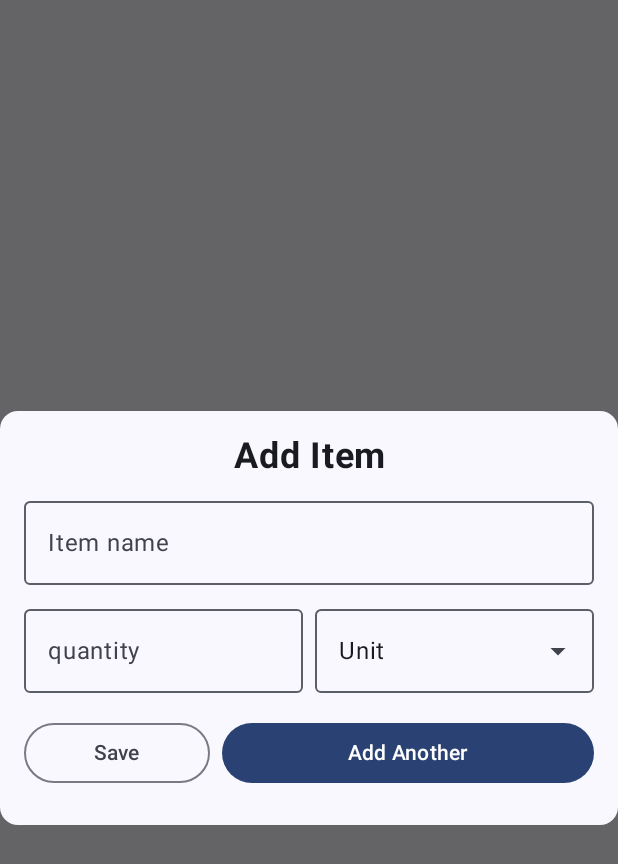
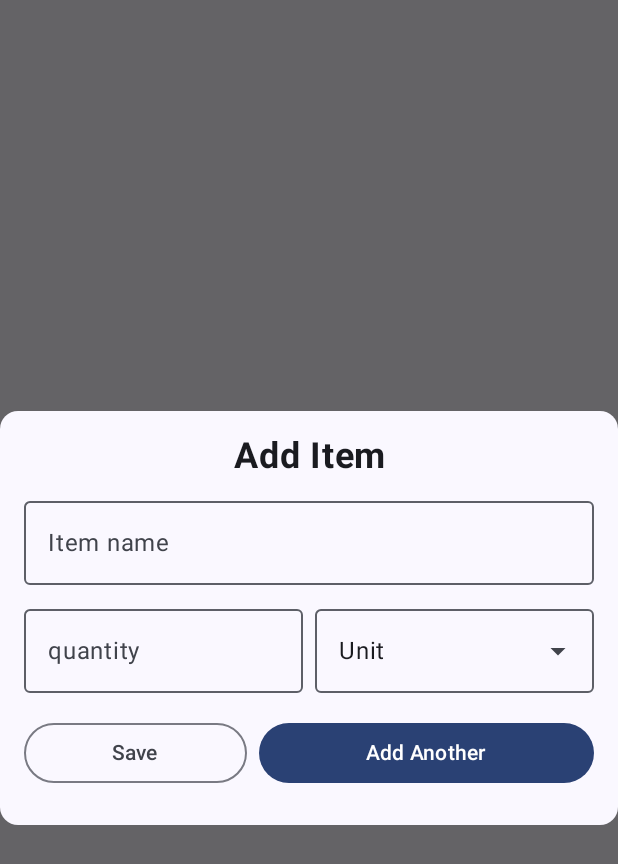
Before and after one commit to janssenbatista/shopping-list-android-app, an Android app built with Jetpack Compose: the composable ItemFormDialog called with empty values, after a tap on "Save", on a phone screen of 412 x 824 dp. Shown: the top 864 px of the screen. Run offline under Robolectric (Android 15) with nearby library versions, the phone set to English and light mode, and no system bars; our stand-ins replace Voyager.

```diff
--- a/app/src/main/java/dev/janssenbatista/shoppinglist/ui/components/ItemFormDialog.kt
+++ b/app/src/main/java/dev/janssenbatista/shoppinglist/ui/components/ItemFormDialog.kt
@@ -25,7 +25,6 @@ import androidx.compose.runtime.getValue
 import androidx.compose.runtime.mutableStateOf
 import androidx.compose.runtime.remember
 import androidx.compose.runtime.setValue
-import androidx.compose.ui.Alignment
 import androidx.compose.ui.Modifier
 import androidx.compose.ui.focus.FocusRequester
 import androidx.compose.ui.focus.focusRequester
@@ -77,7 +76,7 @@ fun ItemFormDialog(
     val unitAbbreviations = stringArrayResource(id = R.array.unit_abbreviations)
 
     fun validateInputs(): Boolean {
-        if (itemState.name.isBlank()) {
+        if (itemState.name.trim().isBlank()) {
             inputErrorMessage = context.getString(R.string.item_name_cannot_be_blank)
             return false
         }
@@ -101,7 +100,9 @@ fun ItemFormDialog(
                     .padding(16.dp), verticalArrangement = Arrangement.spacedBy(8.dp)
             ) {
                 Text(
-                    text = stringResource(R.string.add_item),
+                    text = if (isUpdating) stringResource(R.string.update_item) else stringResource(
+                        R.string.add_item
+                    ),
                     fontSize = 24.sp,
                     fontWeight = FontWeight.Bold,
                     modifier = Modifier.fillMaxWidth(),
@@ -119,7 +120,7 @@ fun ItemFormDialog(
                         .fillMaxWidth()
                         .focusRequester(itemFocusRequester),
                     keyboardOptions = KeyboardOptions(
-                        capitalization = KeyboardCapitalization.Words,
+                        capitalization = KeyboardCapitalization.Sentences,
                         imeAction = ImeAction.Next
                     ),
                     keyboardActions = KeyboardActions(
@@ -141,11 +142,13 @@ fun ItemFormDialog(
                             .weight(1f)
                             .focusRequester(quantityFocusRequester)
                     )
-                    ExposedDropdownMenuBox(expanded = expanded, onExpandedChange = {
-                        expanded = it
-                    }, modifier = Modifier
-                        .weight(1f)
-                        .padding(top = 8.dp)) {
+                    ExposedDropdownMenuBox(
+                        expanded = expanded, onExpandedChange = {
+                            expanded = it
+                        }, modifier = Modifier
+                            .weight(1f)
+                            .padding(top = 8.dp)
+                    ) {
                         OutlinedTextField(
                             value = itemState.unit.ifBlank { unitAbbreviations[0] },
                             onValueChange = {
@@ -185,7 +188,7 @@ fun ItemFormDialog(
                                 shoppingListId = shoppingListId,
                                 name = itemState.name,
                                 quantity = itemState.quantity.toDouble(),
-                                unit = itemState.unit,
+                                unit = itemState.unit.trim().ifBlank { unitAbbreviations[0] },
                                 isInTheCart = itemState.isInTheCart,
                                 updatedAt = Date().time
                             )
@@ -197,8 +200,8 @@ fun ItemFormDialog(
                         } else {
                             Toast.makeText(context, inputErrorMessage, Toast.LENGTH_SHORT).show()
                         }
-                    }, Modifier.weight(1f)) {
-                        Text(text = stringResource(id = R.string.save))
+                    }, Modifier.weight(2f)) {
+                        Text(text = stringResource(id = R.string.save), maxLines = 1)
                     }
                     if (!isUpdating) {
                         Button(onClick = {
@@ -207,7 +210,7 @@ fun ItemFormDialog(
                                     shoppingListId = shoppingListId,
                                     name = itemState.name,
                                     quantity = itemState.quantity.toDouble(),
-                                    unit = itemState.unit,
+                                    unit = itemState.unit.trim().ifBlank { unitAbbreviations[0] },
                                     isInTheCart = itemState.isInTheCart,
                                     updatedAt = Date().time
                                 )
@@ -220,7 +223,7 @@ fun ItemFormDialog(
                                 Toast.makeText(context, inputErrorMessage, Toast.LENGTH_SHORT)
                                     .show()
                             }
-                        }, Modifier.weight(2f)) {
+                        }, Modifier.weight(3f)) {
                             Text(text = stringResource(R.string.add_another))
                         }
                     }
--- a/app/src/main/res/values/strings.xml
+++ b/app/src/main/res/values/strings.xml
@@ -46,6 +46,7 @@
     <string name="item_name_cannot_be_blank">Item name cannot be blank</string>
     <string name="invalid_quantity">invalid quantity</string>
     <string name="add_item">Add Item</string>
+    <string name="update_item">Update Item</string>
     <string name="item_name">Item name</string>
     <string name="quantity">quantity</string>
     <string name="unity">unity</string>
```
Also changed, not shown: 1 other file.
